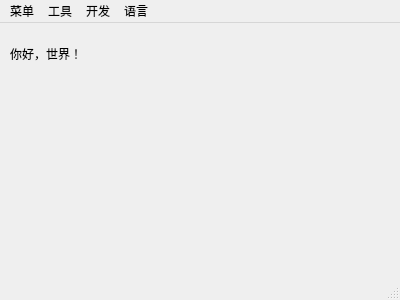
Qt form langdemo/mainwindow.ui (USBproject/QT) before a commit.
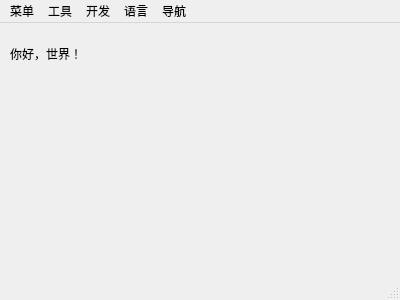
The same form after that commit.

The edit to the form file:
```diff
--- a/langdemo/mainwindow.ui
+++ b/langdemo/mainwindow.ui
@@ -64,10 +64,16 @@
      <string>开发</string>
     </property>
    </widget>
+   <widget class="QMenu" name="menu_5">
+    <property name="title">
+     <string>导航</string>
+    </property>
+   </widget>
    <addaction name="menu_2"/>
    <addaction name="menu_3"/>
    <addaction name="menu_4"/>
    <addaction name="menu"/>
+   <addaction name="menu_5"/>
   </widget>
   <widget class="QStatusBar" name="statusBar"/>
   <action name="actionenglish">
```
